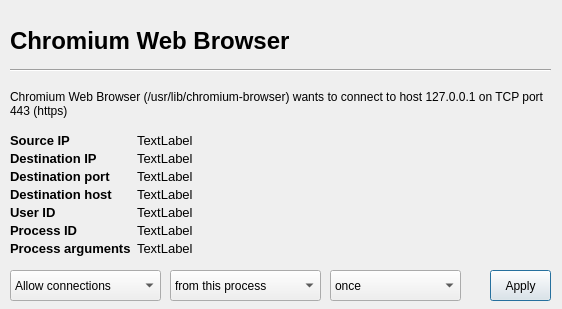
Above: ui/res/prompt.ui from evilsocket/opensnitch before the change. Below: the same form after it.
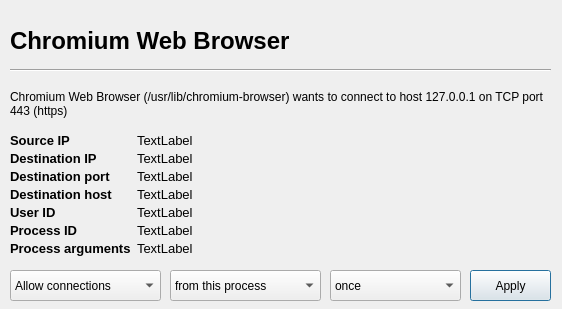
That is the form after the change.

Commit message: misc: small fix or general refactoring i did not bother commenting

```diff
--- a/ui/res/prompt.ui
+++ b/ui/res/prompt.ui
@@ -100,9 +100,9 @@
   <widget class="QPushButton" name="applyButton">
    <property name="geometry">
     <rect>
-     <x>490</x>
+     <x>470</x>
      <y>270</y>
-     <width>61</width>
+     <width>81</width>
      <height>31</height>
     </rect>
    </property>
```
The commit also changes 1 other file.
